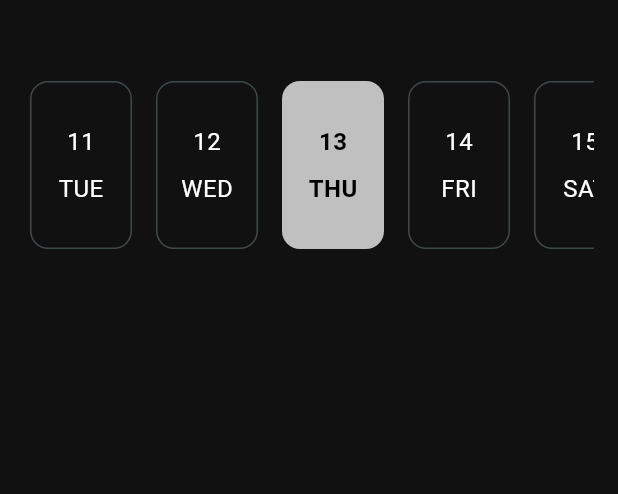
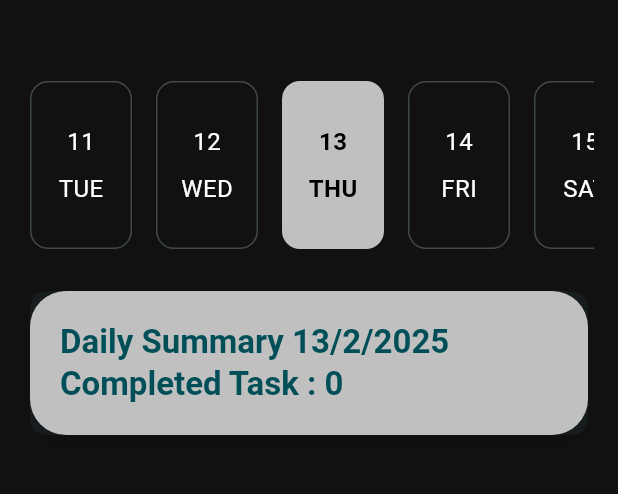
Before and after one commit to newasia2538/habit-tracker-flutter, a Flutter app: the screen it shows after launch, on a phone screen of 412 x 824 dp, the part 63-557 px from its top. Run offline on Flutter 3.47's test engine with Material 3 defaults, Android fonts, the phone set to English and light mode, and no system bars; drawn by our look-alikes of easy_date_timeline; our stand-ins replace flex_color_scheme, flutter_hooks, hooks_riverpod.

Commit message:
add daily summary card component

```diff
--- a/habit_tracking_flutter/lib/ui/components/daily_summary_card.dart
+++ b/habit_tracking_flutter/lib/ui/components/daily_summary_card.dart
@@ -0,0 +1,45 @@
+import 'package:flutter/material.dart';
+
+class DailySummaryCard extends StatelessWidget {
+  const DailySummaryCard(
+      {super.key,
+      required this.completedTasks,
+      required this.totalTasks,
+      required this.date});
+
+  final int completedTasks;
+  final int totalTasks;
+  final String date;
+
+  @override
+  Widget build(BuildContext context) {
+    final colorScheme = Theme.of(context).colorScheme;
+    return Card(
+      elevation: 8,
+      shadowColor: colorScheme.shadow.withOpacity(0.2),
+      shape: ContinuousRectangleBorder(borderRadius: BorderRadius.circular(24)),
+      child: Container(
+        decoration: BoxDecoration(
+            borderRadius: BorderRadius.circular(24),
+            gradient: LinearGradient(
+                colors: [colorScheme.primary, colorScheme.secondary],
+                begin: Alignment.topLeft,
+                end: Alignment.bottomRight)),
+        child: Padding(
+          padding: EdgeInsets.all(20),
+          child: Column(
+            crossAxisAlignment: CrossAxisAlignment.start,
+            children: [
+              Text(
+                'Daily Summary $date Completed Task : $completedTasks',
+                style: Theme.of(context).textTheme.titleLarge?.copyWith(
+                    color: colorScheme.primaryContainer,
+                    fontWeight: FontWeight.bold),
+              )
+            ],
+          ),
+        ),
+      ),
+    );
+  }
+}
--- a/habit_tracking_flutter/lib/ui/main_page.dart
+++ b/habit_tracking_flutter/lib/ui/main_page.dart
@@ -1,5 +1,6 @@
 import 'package:flutter/material.dart';
 import 'package:flutter_hooks/flutter_hooks.dart';
+import 'package:habit_tracking_flutter/ui/components/daily_summary_card.dart';
 import 'package:habit_tracking_flutter/ui/components/timeline_view.dart';
 import 'package:hooks_riverpod/hooks_riverpod.dart';
 
@@ -23,6 +24,14 @@ class MainPage extends HookConsumerWidget {
                     selectedDate: selectedDate.value,
                     onSelectedDate: (date) => selectedDate.value = date,
                   ),
+                  DailySummaryCard(
+                      completedTasks: 0,
+                      totalTasks: 0,
+                      date: selectedDate.value.day.toString() +
+                          '/' +
+                          selectedDate.value.month.toString() +
+                          '/' +
+                          selectedDate.value.year.toString())
                 ],
               ))),
     );
```
